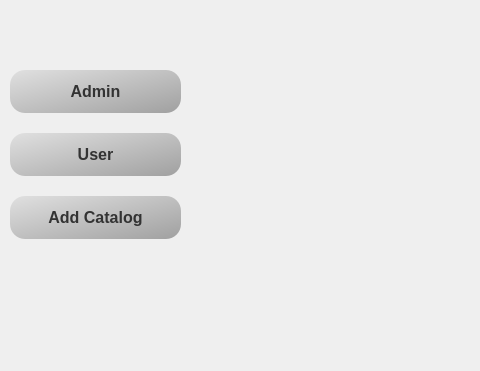
First picture: the form in mainwindow.ui, repository MegaMineDSS/LuxeMine, before the edit; both pictures show x 0 to 480 and y 100 to 471 of the 1154 by 814 pixel window.
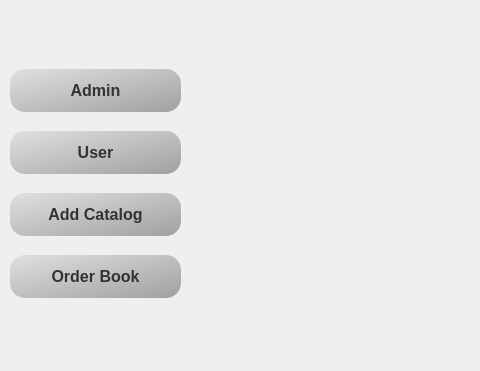
Second picture: the form after the edit.

```diff
--- a/mainwindow.ui
+++ b/mainwindow.ui
@@ -53,7 +53,7 @@
       <x>10</x>
       <y>160</y>
       <width>171</width>
-      <height>191</height>
+      <height>251</height>
      </rect>
     </property>
     <property name="styleSheet">
@@ -216,6 +216,37 @@
        </property>
       </widget>
      </item>
+     <item>
+      <widget class="QPushButton" name="orderBookButton">
+       <property name="styleSheet">
+        <string notr="true">QPushButton {
+    background: qlineargradient(spread:pad, x1:0, y1:0, x2:1, y2:1, stop:0 #e0e0e0, stop:0.5 #c0c0c0, stop:1 #a0a0a0); /* Subtle silver gradient */
+    color: #333333; /* Dark gray text for contrast */
+    font-size: 16px;
+    font-weight: bold;
+    border: none;
+    border-radius: 15px;
+    padding: 12px 25px; /* Slightly larger padding for elegance */
+    box-shadow: 0px 4px 10px rgba(0, 0, 0, 0.3), inset 0px 1px 2px rgba(255, 255, 255, 0.6); /* Soft shadow with inner glow */
+    text-shadow: 0px 1px 2px rgba(255, 255, 255, 0.3); /* Subtle white text glow */
+}
+
+QPushButton:hover {
+    background: qlineargradient(spread:pad, x1:0, y1:0, x2:1, y2:1, stop:0 #d0d0d0, stop:0.5 #b0b0b0, stop:1 #909090); /* Darker silver on hover */
+    box-shadow: 0px 6px 12px rgba(0, 0, 0, 0.4), inset 0px 2px 3px rgba(255, 255, 255, 0.8); /* Enhanced glow on hover */
+    color: #1a1a1a; /* Slightly darker text for depth */
+}
+
+QPushButton:pressed {
+    background: qlineargradient(spread:pad, x1:0, y1:0, x2:1, y2:1, stop:0 #b0b0b0, stop:0.5 #a0a0a0, stop:1 #808080); /* Pressed state */
+    box-shadow: inset 0px 3px 6px rgba(0, 0, 0, 0.5), 0px 2px 4px rgba(0, 0, 0, 0.2); /* Inner shadow on press */
+}</string>
+       </property>
+       <property name="text">
+        <string>Order Book</string>
+       </property>
+      </widget>
+     </item>
     </layout>
    </widget>
    <zorder>backgroundLabel</zorder>
```
